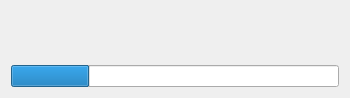
First picture: the form in app/gui/dlgshutdown.ui, repository ensisoft/newsflash-plus, before the edit.
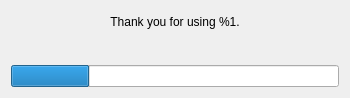
Second picture: the form after the edit.

```diff
--- a/app/gui/dlgshutdown.ui
+++ b/app/gui/dlgshutdown.ui
@@ -17,6 +17,16 @@
    <string>Shutting Down</string>
   </property>
   <layout class="QVBoxLayout" name="verticalLayout">
+   <item>
+    <widget class="QLabel" name="lblBye">
+     <property name="text">
+      <string>Thank you for using %1.</string>
+     </property>
+     <property name="alignment">
+      <set>Qt::AlignCenter</set>
+     </property>
+    </widget>
+   </item>
    <item>
     <widget class="QLabel" name="lblAction">
      <property name="layoutDirection">
```
